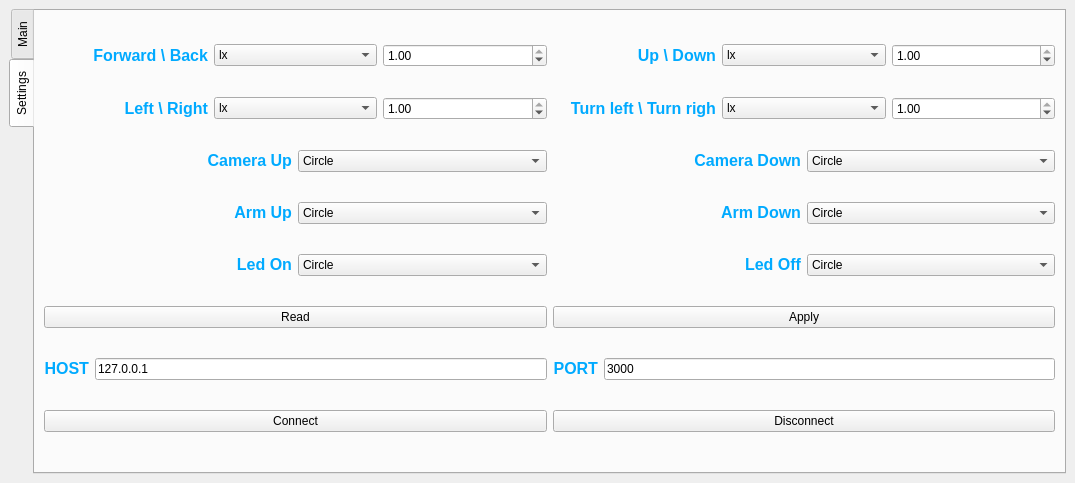
This is UpperPC-GUI/design.ui in URC-RGS/SoftProteus as Qt 5 draws it before an edit. The edited form follows.
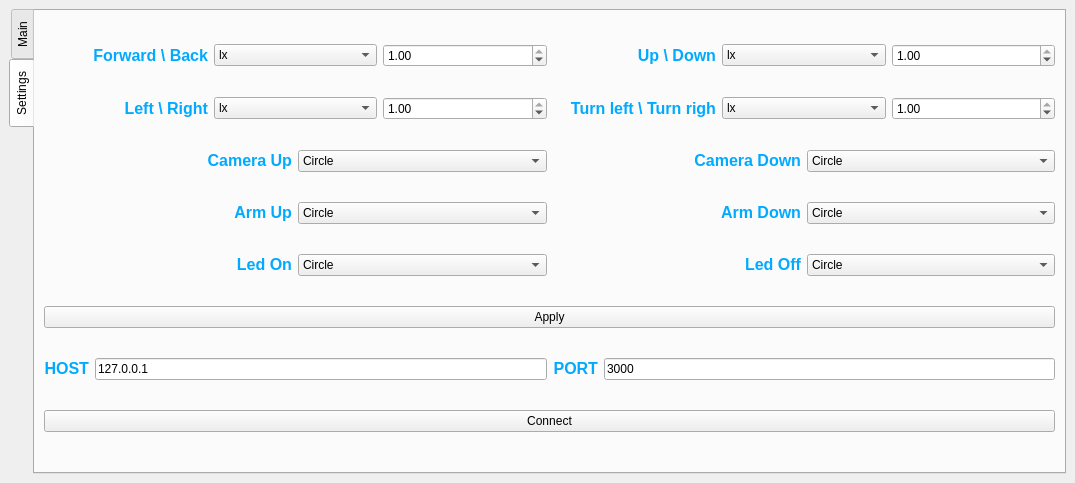
This is the edited form.

What changed in the file:
```diff
--- a/UpperPC-GUI/design.ui
+++ b/UpperPC-GUI/design.ui
@@ -268,13 +268,6 @@
             </property>
            </widget>
           </item>
-          <item>
-           <widget class="QPushButton" name="button_disconnect">
-            <property name="text">
-             <string>Disconnect</string>
-            </property>
-           </widget>
-          </item>
          </layout>
         </item>
         <item row="2" column="0">
@@ -837,13 +830,6 @@
         </item>
         <item row="5" column="0">
          <layout class="QHBoxLayout" name="horizontalLayout_12">
-          <item>
-           <widget class="QPushButton" name="button_read">
-            <property name="text">
-             <string>Read</string>
-            </property>
-           </widget>
-          </item>
           <item>
            <widget class="QPushButton" name="button_apply">
             <property name="text">
```
